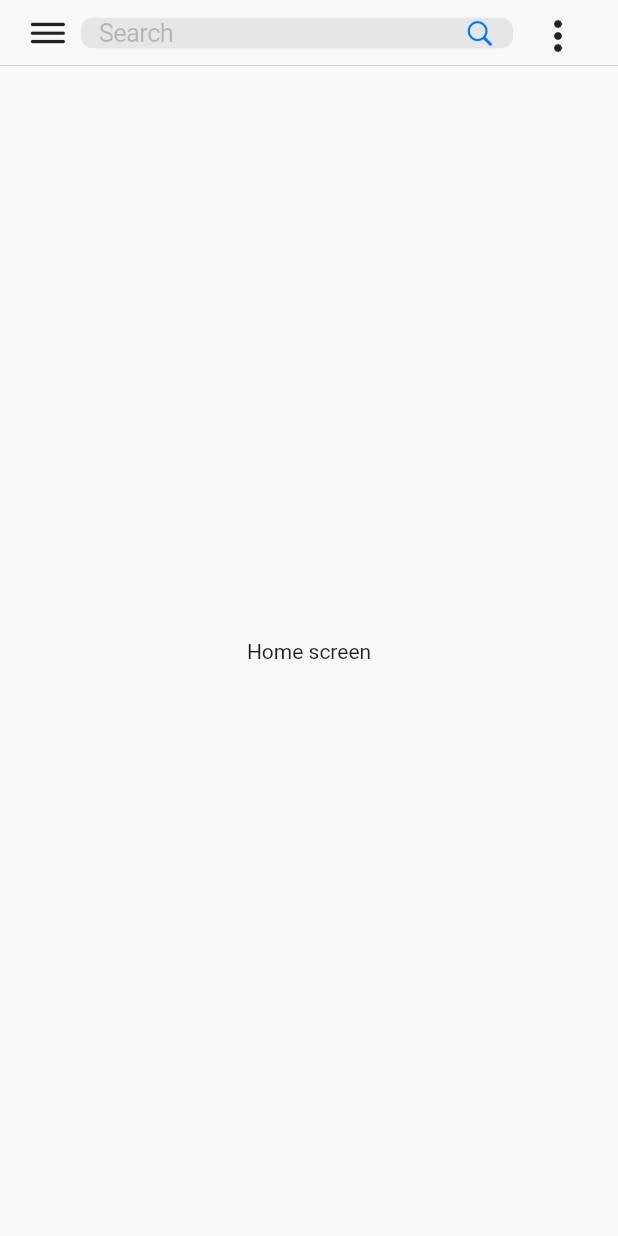
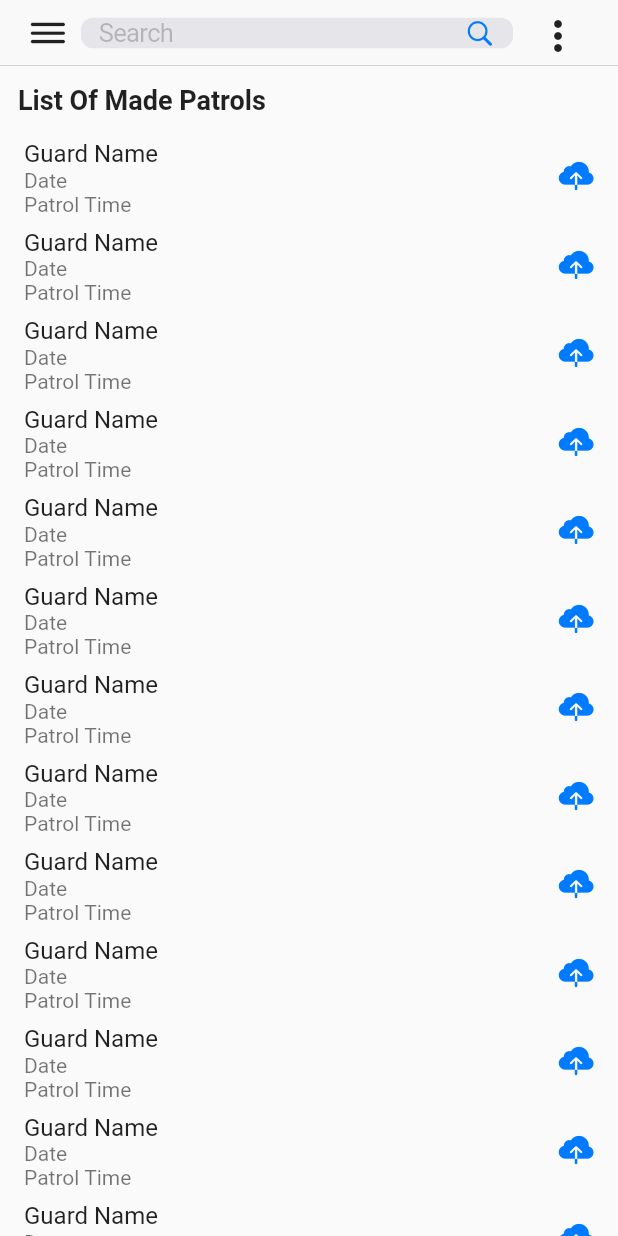
Before and after one commit to vernonthedev/guard-tour-mobileapp, a Flutter app: the HomePage screen opened directly, on a phone screen of 412 x 824 dp. Run offline on Flutter 3.47's test engine with Material 2 defaults, Android fonts, the phone set to English and light mode, and no system bars.

Commit message:
setup the temp home screen

```diff
--- a/lib/screens/home.dart
+++ b/lib/screens/home.dart
@@ -3,24 +3,90 @@ import 'package:flutter/material.dart';
 
 import '../widgets/drawer.dart';
 
-enum MenuAction { nightshift, dayshift }
+enum MenuAction { nightshift, dayshift, startPatrol }
 
 class HomePage extends StatelessWidget {
   final String userInput;
 
   HomePage({Key? key, required this.userInput}) : super(key: key);
 
-  // Define a GlobalKey for the ScaffoldState
   final GlobalKey<ScaffoldState> _scaffoldKey = GlobalKey<ScaffoldState>();
+
+  final List<Map<String?, String?>> dataList = [
+    {
+      'title': 'Guard Name',
+      'name': 'Name 0',
+    },
+    {
+      'title': 'Guard Name',
+      'name': 'Name 1',
+    },
+    {
+      'title': 'Guard Name',
+      'name': 'Name 2',
+    },
+    {
+      'title': 'Guard Name',
+      'name': 'Name 3',
+    },
+    {
+      'title': 'Guard Name',
+      'name': 'Name 4',
+    },
+    {
+      'title': 'Guard Name',
+      'name': 'Name 5',
+    },
+    {
+      'title': 'Guard Name',
+      'name': 'Name 6',
+    },
+    {
+      'title': 'Guard Name',
+      'name': 'Name 7',
+    },
+    {
+      'title': 'Guard Name',
+      'name': 'Name 8',
+    },
+    {
+      'title': 'Guard Name',
+      'name': 'Name 9',
+    },
+    {
+      'title': 'Guard Name',
+      'name': 'Name 10',
+    },
+    {
+      'title': 'Guard Name',
+      'name': 'Name 11',
+    },
+    {
+      'title': 'Guard Name',
+      'name': 'Name 12',
+    },
+    {
+      'title': 'Guard Name',
+      'name': 'Name 13',
+    },
+    {
+      'title': 'Guard Name',
+      'name': 'Name 14',
+    },
+    {
+      'title': 'Guard Name',
+      'name': 'Name 15',
+    },
+    // Add more items as needed
+  ];
 
   @override
   Widget build(BuildContext context) {
     return Scaffold(
-      key: _scaffoldKey, // Assign the GlobalKey to the Scaffold
+      key: _scaffoldKey,
       appBar: CupertinoNavigationBar(
         leading: GestureDetector(
           onTap: () {
-            // Open the drawer using the GlobalKey
             _scaffoldKey.currentState?.openDrawer();
           },
           child: const Icon(CupertinoIcons.bars),
@@ -33,7 +99,7 @@ class HomePage extends StatelessWidget {
           ),
           child: Row(
             children: [
-              Expanded(
+              const Expanded(
                 child: CupertinoTextField(
                   placeholder: 'Search',
                   padding: EdgeInsets.zero,
@@ -47,7 +113,7 @@ class HomePage extends StatelessWidget {
                   // Handle search button click
                   // You can implement the search functionality here
                 },
-                minSize: 0, // Set minSize to 0 to make the button smaller
+                minSize: 0,
                 padding: EdgeInsets.zero,
                 child: const Icon(
                   CupertinoIcons.search,
@@ -57,26 +123,107 @@ class HomePage extends StatelessWidget {
             ],
           ),
         ),
-        trailing: PopupMenuButton(
+        trailing: PopupMenuButton<MenuAction>(
+          elevation: 0,
           onSelected: (value) {},
           itemBuilder: (context) {
-            return const [
-              PopupMenuItem<MenuAction>(
+            return [
+              const PopupMenuItem<MenuAction>(
                 value: MenuAction.dayshift,
-                child: Text("Day Shift"),
+                child: ListTile(
+                  leading: Icon(CupertinoIcons.sun_max),
+                  title: Text("Day Shift"),
+                ),
               ),
-              PopupMenuItem<MenuAction>(
-                value: MenuAction.dayshift,
-                child: Text("Night Shift"),
+              const PopupMenuItem<MenuAction>(
+                value: MenuAction.nightshift,
+                child: ListTile(
+                  leading: Icon(CupertinoIcons.moon_fill),
+                  title: Text("Night Shift"),
+                ),
+              ),
+              const PopupMenuItem<MenuAction>(
+                value: MenuAction.startPatrol,
+                child: ListTile(
+                  leading: Icon(CupertinoIcons.arrow_up_right_diamond_fill),
+                  title: Text("Make Patrol"),
+                ),
               ),
             ];
           },
         ),
       ),
       drawer: const MyDrawer(),
-      body: const Center(
-        child: Text("Home screen"),
+      body: Column(
+        crossAxisAlignment: CrossAxisAlignment.start,
+        children: [
+          const Padding(
+            padding: EdgeInsets.all(12.0),
+            child: Text(
+              'List Of Made Patrols', // Replace with your desired text
+              style: TextStyle(
+                fontSize: 18.0,
+                fontWeight: FontWeight.bold,
+              ),
+            ),
+          ),
+          Expanded(
+            child: ListView.builder(
+              itemCount: dataList.length,
+              itemBuilder: (context, index) {
+                final item = dataList[index];
+                return CustomListTile(
+                  title: item['title'] ?? '',
+                  subtitle1: 'Date',
+                  subtitle2: 'Patrol Time',
+                  trailingIcon: const Icon(
+                    CupertinoIcons.cloud_upload_fill,
+                    color: CupertinoColors.systemBlue,
+                  ),
+                  onTap: () {
+                    final itemName = item['name'] ?? '';
+                    debugPrint("You have pressed $itemName");
+                    // Handle item tap using itemName
+                  },
+                );
+              },
+            ),
+          ),
+        ],
       ),
     );
   }
 }
+
+class CustomListTile extends StatelessWidget {
+  final String title;
+  final String subtitle1;
+  final String subtitle2;
+  final Widget trailingIcon;
+  final VoidCallback? onTap;
+
+  const CustomListTile({
+    super.key,
+    required this.title,
+    required this.subtitle1,
+    required this.subtitle2,
+    required this.trailingIcon,
+    this.onTap,
+  });
+
+  @override
+  Widget build(BuildContext context) {
+    return ListTile(
+      title: Text(title),
+      subtitle: Column(
+        crossAxisAlignment: CrossAxisAlignment.start,
+        children: [
+          Text(subtitle1),
+          Text(subtitle2),
+        ],
+      ),
+      trailing: trailingIcon,
+      onTap: onTap,
+    );
+  }
+}
```
